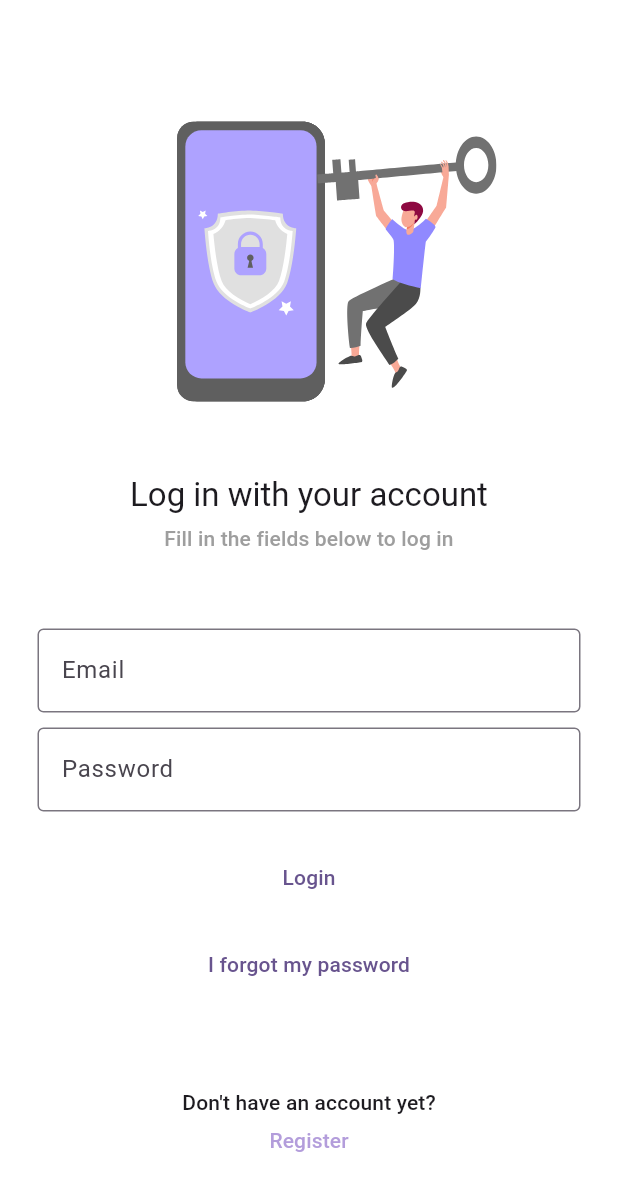
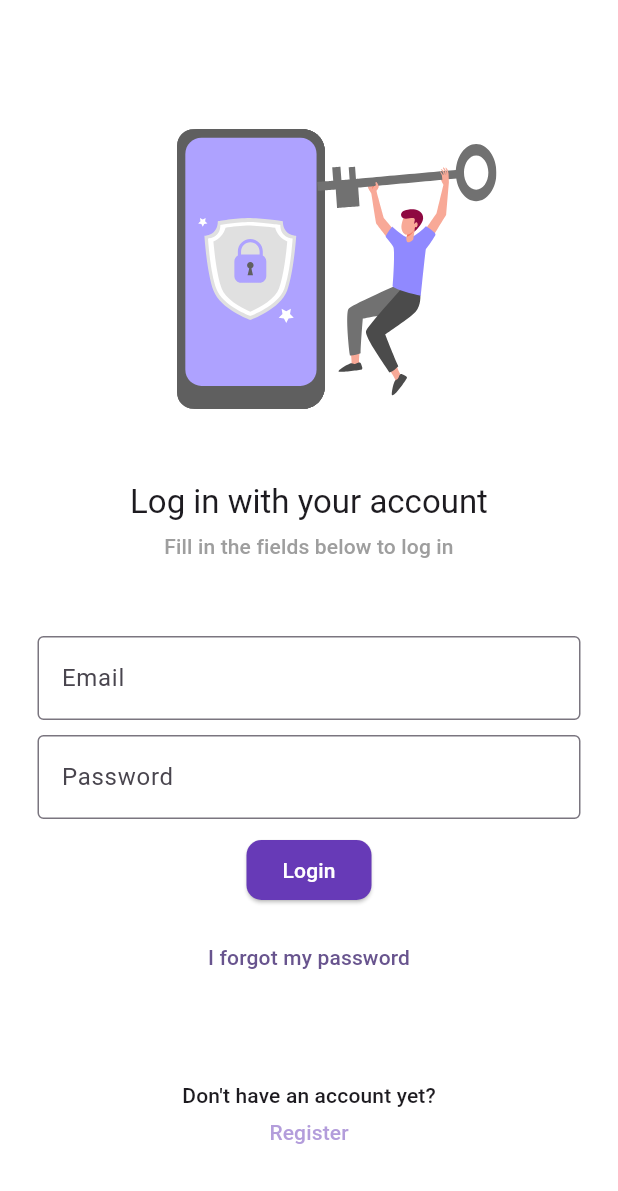
Before and after one commit to eduardoazvd17/investhelper, a Flutter app: the AuthPage screen opened by its route, on a phone screen of 412 x 824 dp. Shown: the top 1191 px of the screen. Run offline on Flutter 3.47's test engine with Material 3 defaults, Android fonts, the phone set to English and light mode, and no system bars; our stand-ins replace lottie; generated files the repository leaves out were written again.

Commit message:
Improving action button ui

```diff
--- a/lib/src/features/auth/views/auth_page.dart
+++ b/lib/src/features/auth/views/auth_page.dart
@@ -107,8 +107,8 @@ class _AuthPageState extends State<AuthPage> {
   }
 
   Widget get _formWidget {
-    final TextButton actionButton = switch (_currentPageState) {
-      AuthPageState.login => TextButton(
+    final Widget actionButton = switch (_currentPageState) {
+      AuthPageState.login => ElevatedButton(
           onPressed: () {
             Navigator.of(context)
                 .pushReplacementNamed(InvestmentsPage.routeName);
@@ -117,13 +117,13 @@ class _AuthPageState extends State<AuthPage> {
             AppLocalizations.of(context)!.makeLogin,
           ),
         ),
-      AuthPageState.register => TextButton(
+      AuthPageState.register => ElevatedButton(
           onPressed: () {},
           child: Text(
             AppLocalizations.of(context)!.makeRegister,
           ),
         ),
-      AuthPageState.recovery => TextButton(
+      AuthPageState.recovery => ElevatedButton(
           onPressed: () {},
           child: Text(
             AppLocalizations.of(context)!.makeRecovery,
@@ -176,7 +176,7 @@ class _AuthPageState extends State<AuthPage> {
             ),
           ),
         ],
-        const SizedBox(height: 20),
+        const SizedBox(height: 10),
         actionButton,
         if (_currentPageState == AuthPageState.login) ...[
           const SizedBox(height: 10),
```
